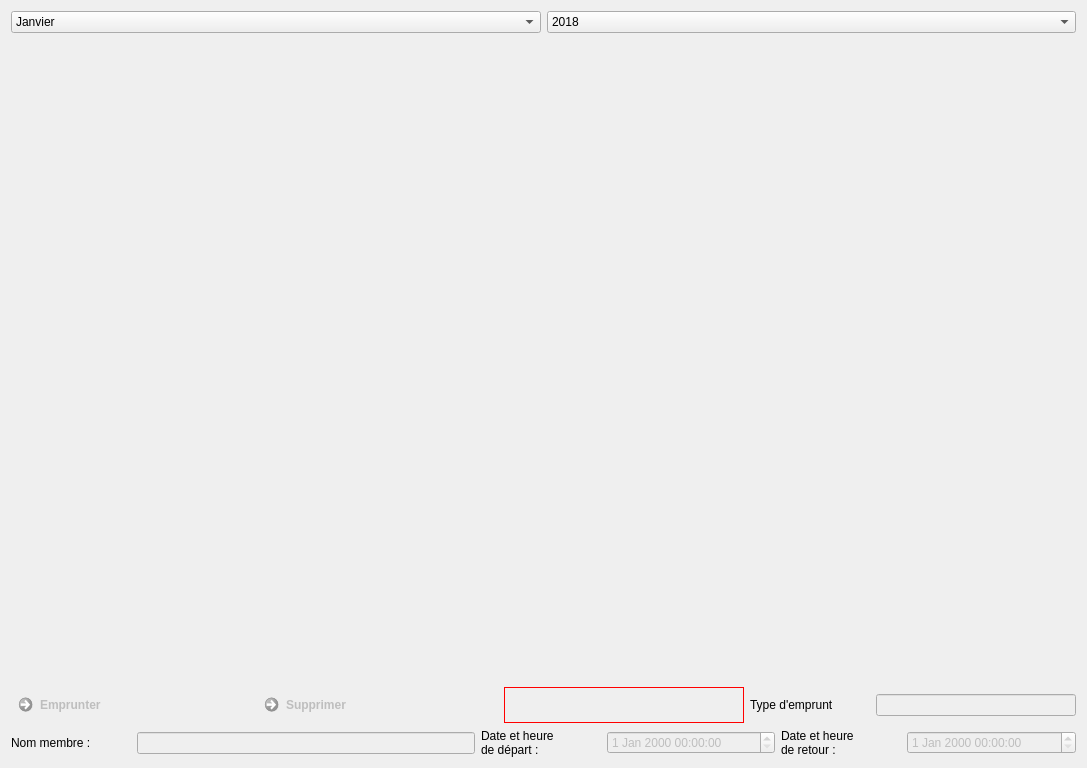
Above: f_malles.ui from nivhg/ludopen before the change. Below: the same form after it.
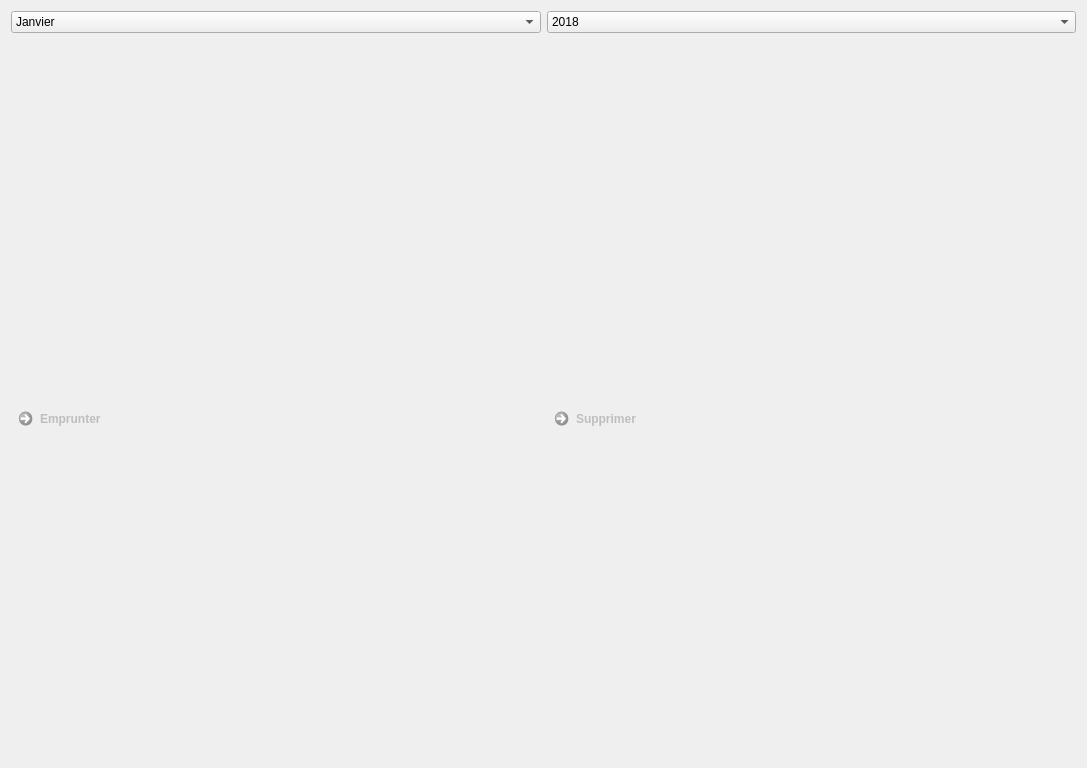
That is the form after the change. Icons and pictures are not drawn.

Diff of the .ui file:
```diff
--- a/f_malles.ui
+++ b/f_malles.ui
@@ -33,32 +33,6 @@
        </property>
       </widget>
      </item>
-     <item row="0" column="3">
-      <widget class="QLabel" name="Lb_TypeEmprunt">
-       <property name="maximumSize">
-        <size>
-         <width>120</width>
-         <height>16777215</height>
-        </size>
-       </property>
-       <property name="text">
-        <string>Type d'emprunt</string>
-       </property>
-      </widget>
-     </item>
-     <item row="0" column="4">
-      <widget class="QLineEdit" name="Le_TypeEmprunt">
-       <property name="enabled">
-        <bool>false</bool>
-       </property>
-       <property name="maximumSize">
-        <size>
-         <width>200</width>
-         <height>16777215</height>
-        </size>
-       </property>
-      </widget>
-     </item>
      <item row="0" column="1">
       <widget class="QCommandLinkButton" name="Bt_SupprimerMalle">
        <property name="enabled">
@@ -73,23 +47,6 @@
        </property>
       </widget>
      </item>
-     <item row="0" column="2">
-      <widget class="QLabel" name="Lb_EmpruntResa">
-       <property name="styleSheet">
-        <string notr="true">border: 1px solid;
-border-color: red;</string>
-       </property>
-       <property name="text">
-        <string/>
-       </property>
-       <property name="textFormat">
-        <enum>Qt::RichText</enum>
-       </property>
-       <property name="alignment">
-        <set>Qt::AlignCenter</set>
-       </property>
-      </widget>
-     </item>
     </layout>
    </item>
    <item row="0" column="1">
@@ -186,72 +143,6 @@
      </item>
     </layout>
    </item>
-   <item row="5" column="0" colspan="2">
-    <layout class="QGridLayout" name="gridLayout_2">
-     <item row="0" column="6">
-      <widget class="QLabel" name="Lb_Retour">
-       <property name="maximumSize">
-        <size>
-         <width>120</width>
-         <height>16777215</height>
-        </size>
-       </property>
-       <property name="text">
-        <string>Date et heure
-de retour :</string>
-       </property>
-      </widget>
-     </item>
-     <item row="0" column="3">
-      <widget class="QLabel" name="Lb_Depart">
-       <property name="maximumSize">
-        <size>
-         <width>120</width>
-         <height>16777215</height>
-        </size>
-       </property>
-       <property name="text">
-        <string>Date et heure
-de départ :</string>
-       </property>
-      </widget>
-     </item>
-     <item row="0" column="0">
-      <widget class="QLabel" name="Lb_NomMembre">
-       <property name="maximumSize">
-        <size>
-         <width>120</width>
-         <height>16777215</height>
-        </size>
-       </property>
-       <property name="text">
-        <string>Nom membre :</string>
-       </property>
-      </widget>
-     </item>
-     <item row="0" column="4">
-      <widget class="QDateTimeEdit" name="DtE_Depart">
-       <property name="enabled">
-        <bool>false</bool>
-       </property>
-      </widget>
-     </item>
-     <item row="0" column="1" colspan="2">
-      <widget class="QLineEdit" name="Le_NomMembre">
-       <property name="enabled">
-        <bool>false</bool>
-       </property>
-      </widget>
-     </item>
-     <item row="0" column="7">
-      <widget class="QDateTimeEdit" name="DtE_Retour">
-       <property name="enabled">
-        <bool>false</bool>
-       </property>
-      </widget>
-     </item>
-    </layout>
-   </item>
   </layout>
  </widget>
  <resources>
```
